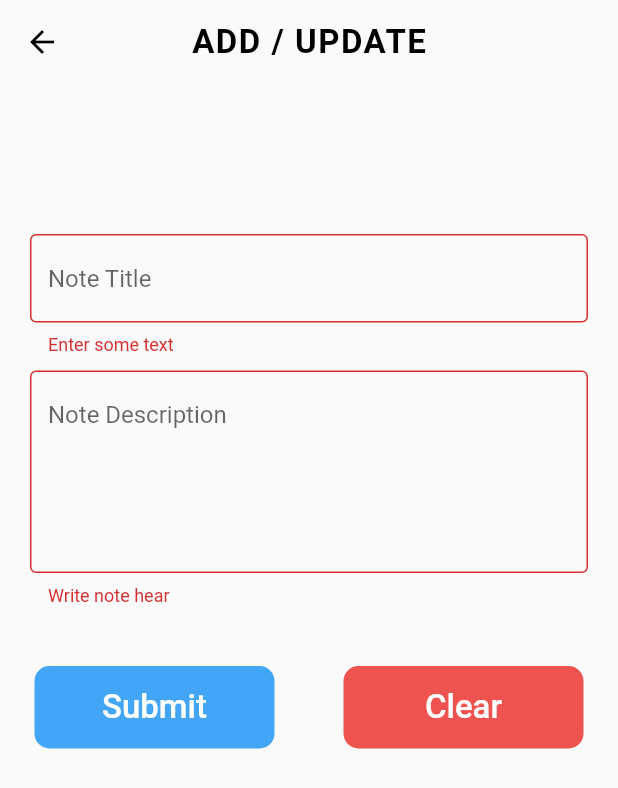
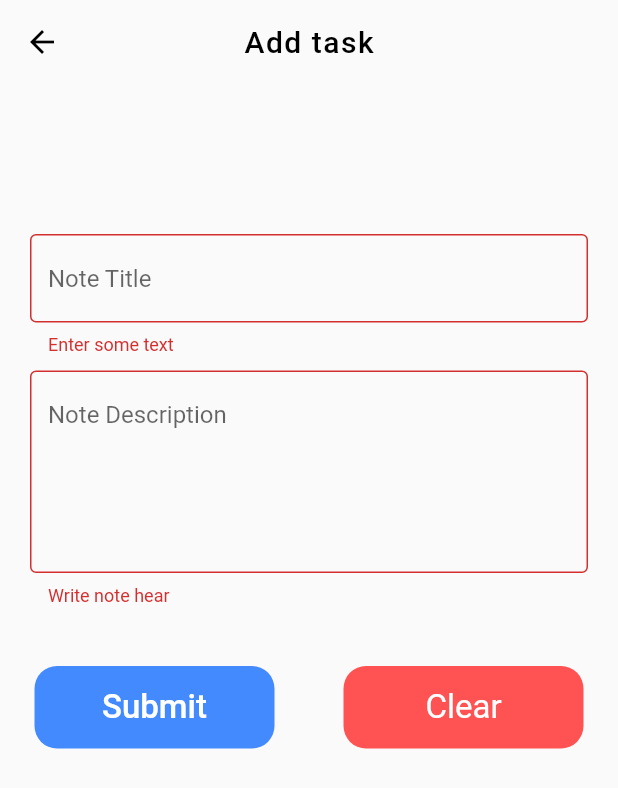
Before and after one commit to kibriashaqur/TodoList, a Flutter app: the AddUpdateTask screen opened directly, after a tap on "Submit", on a phone screen of 412 x 824 dp. Shown: the top 788 px of the screen. Run offline on Flutter 3.47's test engine with Material 2 defaults, Android fonts, the phone set to English and light mode, and no system bars; our stand-ins replace sqflite; accounts and stored records are empty.

Commit message:
[MOD] add_update_task.dart

```diff
--- a/lib/add_update_task.dart
+++ b/lib/add_update_task.dart
@@ -17,6 +17,7 @@ class AddUpdateTask extends StatefulWidget {
         this.todoDescription,
         this.todoDNT,
         this.updates});
+
   @override
   State<AddUpdateTask> createState() => _AddUpdateTaskState();
 }
@@ -40,15 +41,23 @@ class _AddUpdateTaskState extends State<AddUpdateTask> {
 
   @override
   Widget build(BuildContext context) {
-    final titleController = TextEditingController();
-    final descriptionController = TextEditingController();
+    final titleController = TextEditingController(text: widget.todoTitle);
+    final descriptionController = TextEditingController(text: widget.todoDescription);
+    String appTitle;
+    if (widget.updates == true) {
+      appTitle = "Update Task";
+    } else {
+      appTitle = "Add task";
+    }
+
+
     return Scaffold(
       appBar: AppBar(
         title: Text(
-          "ADD / UPDATE",
+          appTitle,
           style: TextStyle(
-            fontSize: 22,
-            fontWeight: FontWeight.bold,
+            fontSize: 20,
+            fontWeight: FontWeight.w500,
             letterSpacing: 1,
           ),
         ),
@@ -104,20 +113,26 @@ class _AddUpdateTaskState extends State<AddUpdateTask> {
                   ],
                 ),
               ),
-              SizedBox(
-                height: 40,
-              ),
+              SizedBox(height: 40),
               Container(
                 width: MediaQuery.of(context).size.width,
                 child: Row(
                   mainAxisAlignment: MainAxisAlignment.spaceAround,
                   children: [
                     Material(
-                      borderRadius: BorderRadius.circular(10),
-                      color: Colors.blue[400],
+                      color: Colors.blueAccent,
+                      borderRadius: BorderRadius.circular(15),
                       child: InkWell(
                         onTap: () {
-                          if(_fromKey.currentState!.validate()){
+                          if (_fromKey.currentState!.validate()) {
+                            if(widget.updates == true){
+                              dbHelper!.update(TodoList(
+                                id: widget.todoId,
+                                title: titleController.text,
+                                description: descriptionController.text,
+                                dateandtime: widget.todoDNT,
+                              ));
+                            }else{
                               dbHelper!.insert(TodoList(
                                   title: titleController.text,
                                   description: descriptionController.text,
@@ -125,6 +140,8 @@ class _AddUpdateTaskState extends State<AddUpdateTask> {
                                       .add_jm()
                                       .format(DateTime.now())
                                       .toString()));
+                            }
+
                             Navigator.push(
                                 context,
                                 MaterialPageRoute(
@@ -153,8 +170,8 @@ class _AddUpdateTaskState extends State<AddUpdateTask> {
                       ),
                     ),
                     Material(
-                      borderRadius: BorderRadius.circular(10),
-                      color: Colors.red[400],
+                      color: Colors.redAccent,
+                      borderRadius: BorderRadius.circular(15),
                       child: InkWell(
                         onTap: () {
                           setState(() {
@@ -173,7 +190,7 @@ class _AddUpdateTaskState extends State<AddUpdateTask> {
                             "Clear",
                             style: TextStyle(
                               fontSize: 22,
-                              fontWeight: FontWeight.w500,
+                              fontWeight: FontWeight.w400,
                               color: Colors.white,
                             ),
                           ),
@@ -182,7 +199,7 @@ class _AddUpdateTaskState extends State<AddUpdateTask> {
                     )
                   ],
                 ),
-              )
+              ),
             ],
           ),
         ),
```
Lines whose indentation alone changed are shown as unchanged.
